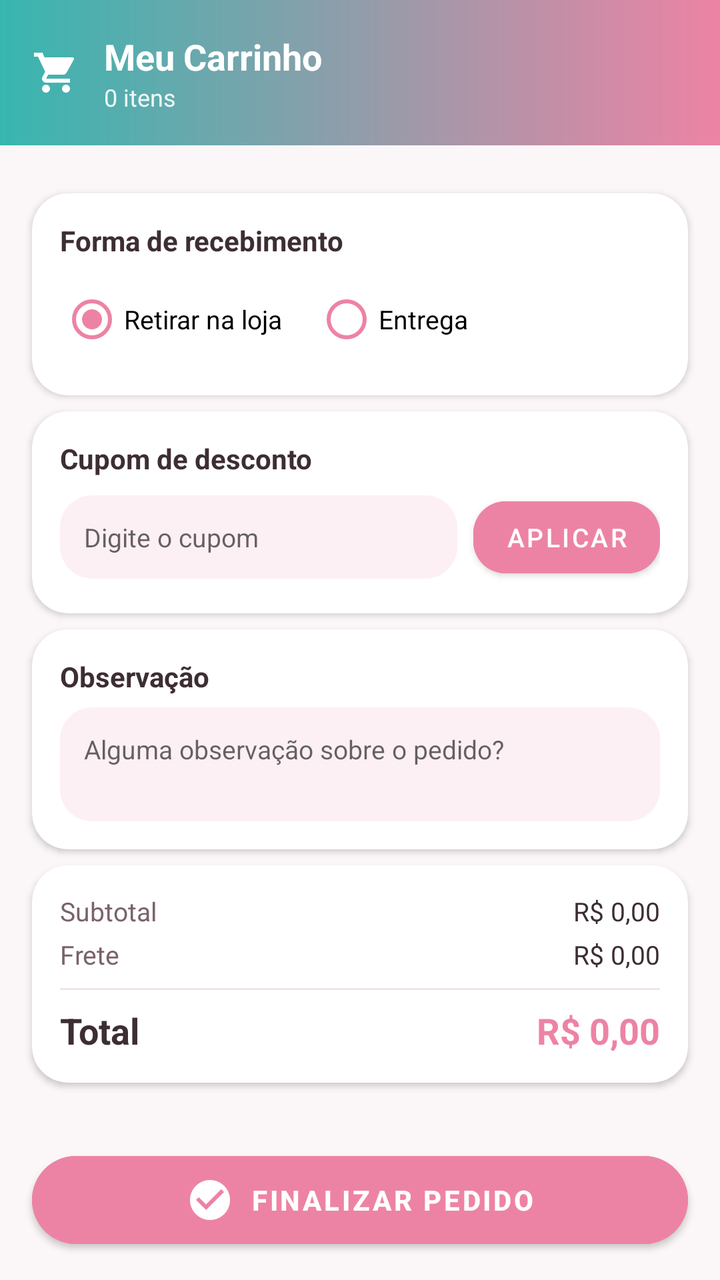
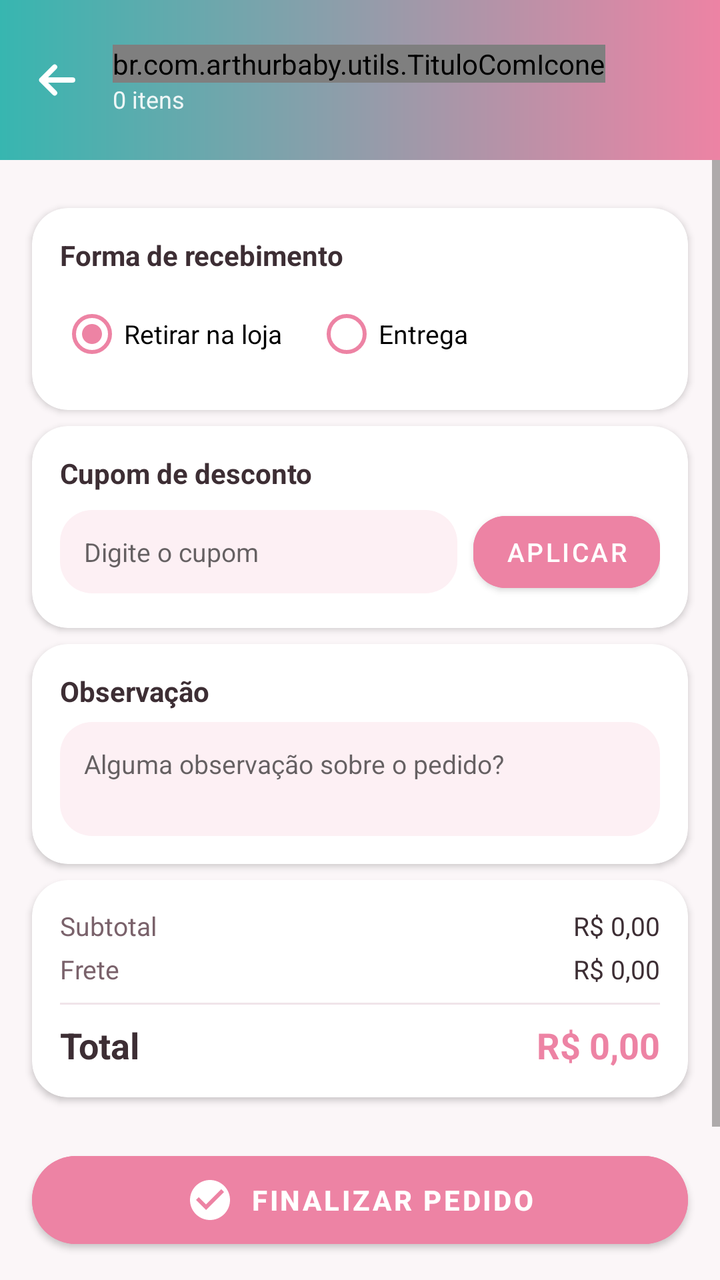

The first picture is an Android layout as it rendered before a commit; the second is the same layout after the commit. The layout source and the unified diff follow.
<!-- AndroidManifest.xml: application theme Theme.ArthurBaby -->
<!-- res/layout/fragment_carrinho.xml -->
<?xml version="1.0" encoding="utf-8"?>
<LinearLayout xmlns:android="http://schemas.android.com/apk/res/android"
    xmlns:app="http://schemas.android.com/apk/res-auto"
    android:layout_width="match_parent"
    android:layout_height="match_parent"
    android:orientation="vertical"
    android:background="@color/fundo_claro">

    
    <LinearLayout
        android:layout_width="match_parent"
        android:layout_height="wrap_content"
        android:orientation="horizontal"
        android:gravity="center_vertical"
        android:padding="16dp"
        android:background="@drawable/bg_gradiente_header">

        <ImageView
            android:layout_width="24dp"
            android:layout_height="24dp"
            android:src="@drawable/ic_carrinho"
            app:tint="@color/branco"
            android:contentDescription="Carrinho" />

        <LinearLayout
            android:layout_width="0dp"
            android:layout_height="wrap_content"
            android:layout_weight="1"
            android:orientation="vertical"
            android:layout_marginStart="12dp">

            <TextView
                android:layout_width="wrap_content"
                android:layout_height="wrap_content"
                android:text="Meu Carrinho"
                android:textColor="@color/branco"
                android:textSize="18sp"
                android:textStyle="bold" />

            <TextView
                android:id="@+id/tvContadorItens"
                android:layout_width="wrap_content"
                android:layout_height="wrap_content"
                android:text="0 itens"
                android:textColor="@color/branco"
                android:textSize="12sp"
                android:alpha="0.9" />
        </LinearLayout>
    </LinearLayout>

    
    <LinearLayout
        android:id="@+id/tvVazio"
        android:layout_width="match_parent"
        android:layout_height="wrap_content"
        android:orientation="vertical"
        android:gravity="center"
        android:paddingTop="60dp"
        android:paddingHorizontal="32dp"
        android:visibility="gone">

        <FrameLayout
            android:layout_width="120dp"
            android:layout_height="120dp"
            android:background="@drawable/bg_circulo_empty">

            <ImageView
                android:layout_width="56dp"
                android:layout_height="56dp"
                android:layout_gravity="center"
                android:src="@drawable/ic_carrinho"
                app:tint="@color/rosa_arthur"
                android:contentDescription="Carrinho vazio" />
        </FrameLayout>

        <TextView
            android:layout_width="wrap_content"
            android:layout_height="wrap_content"
            android:text="Seu carrinho está vazio"
            android:textColor="@color/texto_primario"
            android:textStyle="bold"
            android:textSize="18sp"
            android:layout_marginTop="20dp" />

        <TextView
            android:layout_width="wrap_content"
            android:layout_height="wrap_content"
            android:text="Que tal adicionar produtos do nosso catálogo?"
            android:textColor="@color/cinza_medio"
            android:textSize="14sp"
            android:gravity="center"
            android:layout_marginTop="6dp" />
    </LinearLayout>

    <ScrollView
        android:layout_width="match_parent"
        android:layout_height="0dp"
        android:layout_weight="1">

        <LinearLayout
            android:layout_width="match_parent"
            android:layout_height="wrap_content"
            android:orientation="vertical">

            <androidx.recyclerview.widget.RecyclerView
                android:id="@+id/rvCarrinho"
                android:layout_width="match_parent"
                android:layout_height="wrap_content"
                android:padding="8dp"
                android:nestedScrollingEnabled="false" />

            
            <androidx.cardview.widget.CardView
                android:layout_width="match_parent"
                android:layout_height="wrap_content"
                android:layout_marginHorizontal="16dp"
                android:layout_marginTop="8dp"
                app:cardCornerRadius="18dp"
                app:cardElevation="2dp"
                app:cardBackgroundColor="@color/branco">

                <LinearLayout
                    android:layout_width="match_parent"
                    android:layout_height="wrap_content"
                    android:orientation="vertical"
                    android:padding="14dp">

                    <TextView
                        android:layout_width="wrap_content"
                        android:layout_height="wrap_content"
                        android:text="Forma de recebimento"
                        android:textStyle="bold"
                        android:textColor="@color/texto_primario"
                        android:textSize="14sp" />

                    <RadioGroup
                        android:id="@+id/rgRecebimento"
                        android:layout_width="match_parent"
                        android:layout_height="wrap_content"
                        android:orientation="horizontal"
                        android:layout_marginTop="6dp">

                        <RadioButton
                            android:id="@+id/rbRetirada"
                            android:layout_width="wrap_content"
                            android:layout_height="wrap_content"
                            android:text="Retirar na loja"
                            android:textSize="13sp"
                            android:checked="true"
                            android:buttonTint="@color/rosa_arthur" />

                        <RadioButton
                            android:id="@+id/rbEntrega"
                            android:layout_width="wrap_content"
                            android:layout_height="wrap_content"
                            android:text="Entrega"
                            android:textSize="13sp"
                            android:buttonTint="@color/rosa_arthur"
                            android:layout_marginStart="16dp" />
                    </RadioGroup>
                </LinearLayout>
            </androidx.cardview.widget.CardView>

            
            <androidx.cardview.widget.CardView
                android:layout_width="match_parent"
                android:layout_height="wrap_content"
                android:layout_marginHorizontal="16dp"
                android:layout_marginTop="8dp"
                app:cardCornerRadius="18dp"
                app:cardElevation="2dp"
                app:cardBackgroundColor="@color/branco">

                <LinearLayout
                    android:layout_width="match_parent"
                    android:layout_height="wrap_content"
                    android:orientation="vertical"
                    android:padding="14dp">

                    <TextView
                        android:layout_width="wrap_content"
                        android:layout_height="wrap_content"
                        android:text="Cupom de desconto"
                        android:textStyle="bold"
                        android:textColor="@color/texto_primario"
                        android:textSize="14sp" />

                    <LinearLayout
                        android:layout_width="match_parent"
                        android:layout_height="wrap_content"
                        android:orientation="horizontal"
                        android:gravity="center_vertical"
                        android:layout_marginTop="6dp">

                        <EditText
                            android:id="@+id/etCupom"
                            android:layout_width="0dp"
                            android:layout_height="wrap_content"
                            android:layout_weight="1"
                            android:hint="Digite o cupom"
                            android:background="@drawable/bg_contador_quantidade"
                            android:padding="12dp"
                            android:inputType="text"
                            android:textSize="13sp" />

                        <com.google.android.material.button.MaterialButton
                            android:id="@+id/btnAplicarCupom"
                            android:layout_width="wrap_content"
                            android:layout_height="wrap_content"
                            android:text="Aplicar"
                            android:backgroundTint="@color/rosa_arthur"
                            android:textColor="@color/branco"
                            android:layout_marginStart="8dp"
                            android:textSize="13sp"
                            app:cornerRadius="16dp" />
                    </LinearLayout>
                </LinearLayout>
            </androidx.cardview.widget.CardView>

            
            <androidx.cardview.widget.CardView
                android:layout_width="match_parent"
                android:layout_height="wrap_content"
                android:layout_marginHorizontal="16dp"
                android:layout_marginTop="8dp"
                app:cardCornerRadius="18dp"
                app:cardElevation="2dp"
                app:cardBackgroundColor="@color/branco">

                <LinearLayout
                    android:layout_width="match_parent"
                    android:layout_height="wrap_content"
                    android:orientation="vertical"
                    android:padding="14dp">

                    <TextView
                        android:layout_width="wrap_content"
                        android:layout_height="wrap_content"
                        android:text="Observação"
                        android:textStyle="bold"
                        android:textColor="@color/texto_primario"
                        android:textSize="14sp" />

                    <EditText
                        android:id="@+id/etObservacao"
                        android:layout_width="match_parent"
                        android:layout_height="wrap_content"
                        android:hint="Alguma observação sobre o pedido?"
                        android:background="@drawable/bg_contador_quantidade"
                        android:padding="12dp"
                        android:inputType="textMultiLine"
                        android:minLines="2"
                        android:gravity="top"
                        android:textSize="13sp"
                        android:layout_marginTop="6dp" />
                </LinearLayout>
            </androidx.cardview.widget.CardView>

            
            <androidx.cardview.widget.CardView
                android:layout_width="match_parent"
                android:layout_height="wrap_content"
                android:layout_marginHorizontal="16dp"
                android:layout_marginTop="8dp"
                app:cardCornerRadius="18dp"
                app:cardElevation="2dp"
                app:cardBackgroundColor="@color/branco">

                <LinearLayout
                    android:layout_width="match_parent"
                    android:layout_height="wrap_content"
                    android:orientation="vertical"
                    android:padding="14dp">

                    <LinearLayout
                        android:layout_width="match_parent"
                        android:layout_height="wrap_content"
                        android:orientation="horizontal">
                        <TextView
                            android:layout_width="0dp"
                            android:layout_height="wrap_content"
                            android:layout_weight="1"
                            android:text="Subtotal"
                            android:textColor="@color/cinza_medio"
                            android:textSize="13sp" />
                        <TextView
                            android:id="@+id/tvSubtotal"
                            android:layout_width="wrap_content"
                            android:layout_height="wrap_content"
                            android:text="R$ 0,00"
                            android:textColor="@color/texto_primario"
                            android:textSize="13sp" />
                    </LinearLayout>

                    <LinearLayout
                        android:layout_width="match_parent"
                        android:layout_height="wrap_content"
                        android:orientation="horizontal"
                        android:layout_marginTop="4dp">
                        <TextView
                            android:layout_width="0dp"
                            android:layout_height="wrap_content"
                            android:layout_weight="1"
                            android:text="Frete"
                            android:textColor="@color/cinza_medio"
                            android:textSize="13sp" />
                        <TextView
                            android:id="@+id/tvFrete"
                            android:layout_width="wrap_content"
                            android:layout_height="wrap_content"
                            android:text="R$ 0,00"
                            android:textColor="@color/texto_primario"
                            android:textSize="13sp" />
                    </LinearLayout>

                    <LinearLayout
                        android:id="@+id/rowDesconto"
                        android:layout_width="match_parent"
                        android:layout_height="wrap_content"
                        android:orientation="horizontal"
                        android:layout_marginTop="4dp"
                        android:visibility="gone">
                        <TextView
                            android:layout_width="0dp"
                            android:layout_height="wrap_content"
                            android:layout_weight="1"
                            android:text="Desconto"
                            android:textColor="@color/verde_arthur"
                            android:textStyle="bold"
                            android:textSize="13sp" />
                        <TextView
                            android:id="@+id/tvDesconto"
                            android:layout_width="wrap_content"
                            android:layout_height="wrap_content"
                            android:text="- R$ 0,00"
                            android:textColor="@color/verde_arthur"
                            android:textStyle="bold"
                            android:textSize="13sp" />
                    </LinearLayout>

                    <View
                        android:layout_width="match_parent"
                        android:layout_height="1dp"
                        android:background="@color/cinza_borda"
                        android:layout_marginVertical="8dp" />

                    <LinearLayout
                        android:layout_width="match_parent"
                        android:layout_height="wrap_content"
                        android:orientation="horizontal">
                        <TextView
                            android:layout_width="0dp"
                            android:layout_height="wrap_content"
                            android:layout_weight="1"
                            android:text="Total"
                            android:textStyle="bold"
                            android:textSize="18sp"
                            android:textColor="@color/texto_primario" />
                        <TextView
                            android:id="@+id/tvTotal"
                            android:layout_width="wrap_content"
                            android:layout_height="wrap_content"
                            android:text="R$ 0,00"
                            android:textStyle="bold"
                            android:textSize="18sp"
                            android:textColor="@color/rosa_arthur" />
                    </LinearLayout>
                </LinearLayout>
            </androidx.cardview.widget.CardView>

            <View
                android:layout_width="match_parent"
                android:layout_height="16dp" />
        </LinearLayout>
    </ScrollView>

    
    <com.google.android.material.button.MaterialButton
        android:id="@+id/btnFinalizar"
        android:layout_width="match_parent"
        android:layout_height="56dp"
        android:layout_marginHorizontal="16dp"
        android:layout_marginTop="8dp"
        android:layout_marginBottom="12dp"
        android:text="FINALIZAR PEDIDO"
        android:backgroundTint="@color/rosa_arthur"
        android:textColor="@color/branco"
        android:textStyle="bold"
        android:textSize="14sp"
        app:cornerRadius="28dp"
        app:icon="@drawable/ic_check_circle"
        app:iconTint="@color/branco"
        app:iconGravity="textStart" />

</LinearLayout>
<!-- resources referenced by this layout -->
<resources>
  <color name="branco">#FFFFFF</color>
  <color name="cinza_borda">#F0E4E9</color>
  <color name="cinza_medio">#7A626B</color>
  <color name="fundo_claro">#FBF6F8</color>
  <color name="rosa_arthur">#ED83A4</color>
  <color name="texto_primario">#3D2E34</color>
  <color name="verde_arthur">#37B6B0</color>
  <!-- drawable bg_circulo_empty (drawable) -->
  <?xml version="1.0" encoding="utf-8"?>
  <shape xmlns:android="http://schemas.android.com/apk/res/android"
      android:shape="oval">
      <solid android:color="@color/rosa_suave" />
  </shape>
  <!-- drawable bg_contador_quantidade (drawable) -->
  <?xml version="1.0" encoding="utf-8"?>
  <shape xmlns:android="http://schemas.android.com/apk/res/android"
      android:shape="rectangle">
      <solid android:color="@color/rosa_suave" />
      <corners android:radius="16dp" />
  </shape>
  <!-- drawable bg_gradiente_header (drawable) -->
  <?xml version="1.0" encoding="utf-8"?>
  <shape xmlns:android="http://schemas.android.com/apk/res/android"
      android:shape="rectangle">
      <gradient
          android:startColor="@color/verde_arthur"
          android:endColor="@color/rosa_arthur"
          android:angle="0"
          android:type="linear" />
  </shape>
  <!-- drawable ic_carrinho (drawable) -->
  <vector xmlns:android="http://schemas.android.com/apk/res/android"
      android:width="24dp"
      android:height="24dp"
      android:viewportWidth="24"
      android:viewportHeight="24">
      <path
          android:fillColor="#FF000000"
          android:pathData="M7,18c-1.1,0 -1.99,0.9 -1.99,2S5.9,22 7,22s2,-0.9 2,-2 -0.9,-2 -2,-2zM1,2v2h2l3.6,7.59 -1.35,2.45c-0.16,0.28 -0.25,0.61 -0.25,0.96 0,1.1 0.9,2 2,2h12v-2H7.42c-0.14,0 -0.25,-0.11 -0.25,-0.25l0.03,-0.12L8.1,13h7.45c0.75,0 1.41,-0.41 1.75,-1.03l3.58,-6.49C20.98,5.32 21,5.22 21,5.1 21,4.66 20.66,4.33 20.22,4.33L20.22,4.33H6.21L5.27,2H1zM17,18c-1.1,0 -1.99,0.9 -1.99,2s0.89,2 1.99,2 2,-0.9 2,-2 -0.9,-2 -2,-2z"/>
  </vector>
  <!-- drawable ic_check_circle (drawable) -->
  <vector xmlns:android="http://schemas.android.com/apk/res/android"
      android:width="24dp"
      android:height="24dp"
      android:viewportWidth="24"
      android:viewportHeight="24">
      <path
          android:fillColor="#FF000000"
          android:pathData="M12,2C6.48,2 2,6.48 2,12s4.48,10 10,10 10,-4.48 10,-10S17.52,2 12,2zM10,17l-5,-5 1.41,-1.41L10,14.17l7.59,-7.59L19,8l-9,9z"/>
  </vector>
  <color name="rosa_suave">#FDF0F4</color>
  <color name="verde_escuro">#2A8F8A</color>
  <color name="rosa_escuro">#D56586</color>
  <!-- unchanged entries left out for length: 1 -->
</resources>

<!-- the commit's change to res/layout/fragment_carrinho.xml (unified diff, before → after) -->
@@ -15,27 +15,27 @@
         android:padding="16dp"
         android:background="@drawable/bg_gradiente_header">
 
-        <ImageView
-            android:layout_width="24dp"
-            android:layout_height="24dp"
-            android:src="@drawable/ic_carrinho"
-            app:tint="@color/branco"
-            android:contentDescription="Carrinho" />
+        <ImageButton
+            android:id="@+id/btnVoltarCarrinho"
+            style="@style/BotaoVoltar"
+            app:tint="@color/branco" />
 
         <LinearLayout
             android:layout_width="0dp"
             android:layout_height="wrap_content"
             android:layout_weight="1"
-            android:orientation="vertical"
-            android:layout_marginStart="12dp">
-
-            <TextView
+            android:orientation="vertical">
+
+            <br.com.arthurbaby.utils.TituloComIcone
                 android:layout_width="wrap_content"
                 android:layout_height="wrap_content"
                 android:text="Meu Carrinho"
                 android:textColor="@color/branco"
                 android:textSize="18sp"
-                android:textStyle="bold" />
+                android:textStyle="bold"
+                app:iconeTitulo="@drawable/ic_carrinho"
+
+                app:iconeClaro="true" />
 
             <TextView
                 android:id="@+id/tvContadorItens"
<!-- resource entries referenced after the edit -->
@@ -50,7 +50,34 @@
           android:fillColor="#FF000000"
           android:pathData="M12,2C6.48,2 2,6.48 2,12s4.48,10 10,10 10,-4.48 10,-10S17.52,2 12,2zM10,17l-5,-5 1.41,-1.41L10,14.17l7.59,-7.59L19,8l-9,9z"/>
   </vector>
+  <style name="BotaoVoltar">
+          <item name="android:layout_width">48dp</item>
+          <item name="android:layout_height">48dp</item>
+          <item name="android:layout_marginStart">-12dp</item>
+          <item name="android:layout_marginEnd">4dp</item>
+          <item name="android:padding">12dp</item>
+          <item name="android:scaleType">fitCenter</item>
+          <item name="android:src">@drawable/ic_voltar</item>
+          <item name="tint">@color/texto_primario</item>
+          <item name="android:background">?attr/selectableItemBackgroundBorderless</item>
+          <item name="android:contentDescription">Voltar</item>
+          <item name="android:tooltipText">Voltar</item>
+      </style>
   <color name="rosa_suave">#FDF0F4</color>
+  <!-- drawable ic_voltar (drawable) -->
+  <?xml version="1.0" encoding="utf-8"?>
+  <vector xmlns:android="http://schemas.android.com/apk/res/android"
+      android:width="24dp"
+      android:height="24dp"
+      android:viewportWidth="24"
+      android:viewportHeight="24">
+      <path
+          android:pathData="M20,12H4.5M11,5.5L4.5,12L11,18.5"
+          android:strokeColor="#FF000000"
+          android:strokeWidth="2.6"
+          android:strokeLineCap="round"
+          android:strokeLineJoin="round" />
+  </vector>
   <color name="verde_escuro">#2A8F8A</color>
   <color name="rosa_escuro">#D56586</color>
   <!-- unchanged entries left out for length: 1 -->
